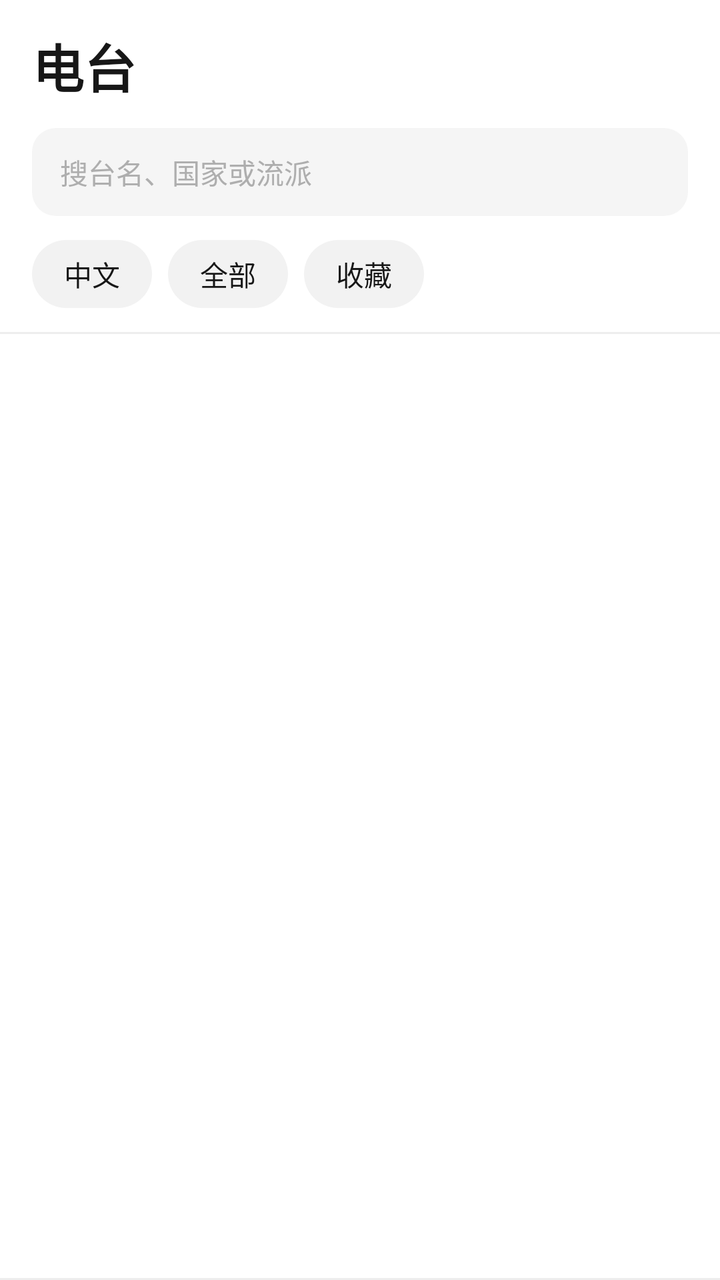
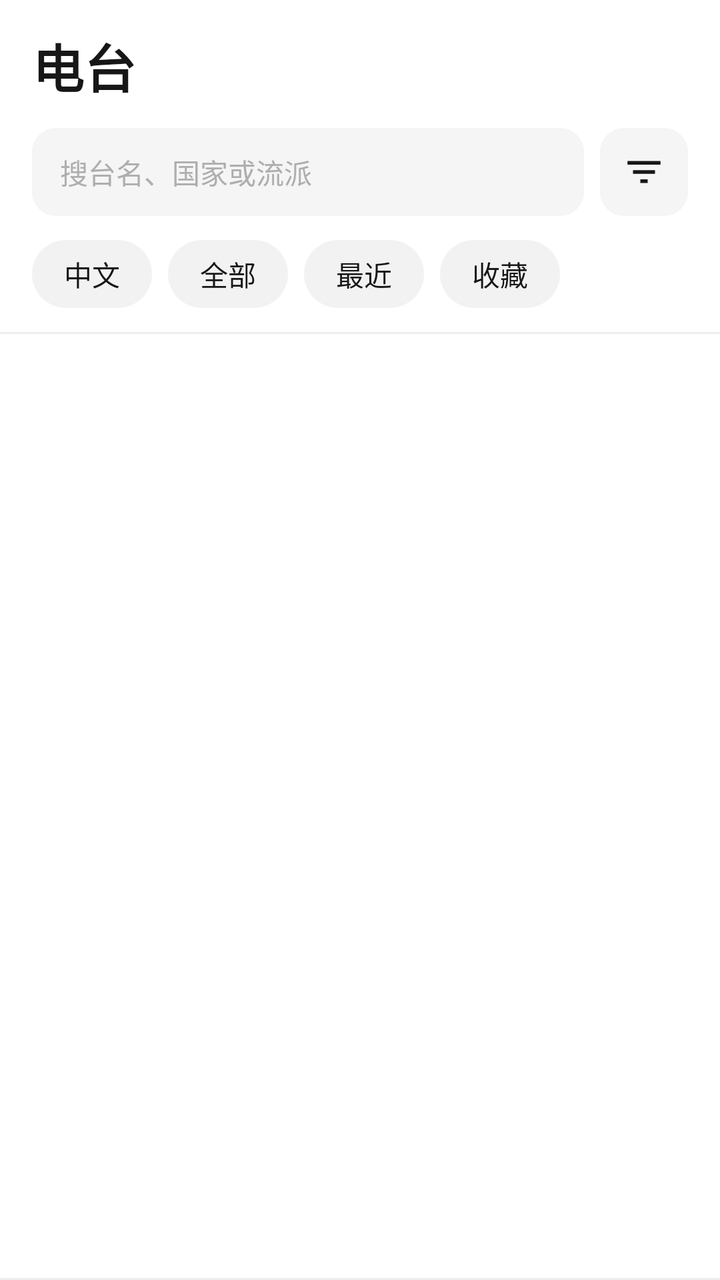

An Android layout rendered at two revisions. The XML below is the earlier revision; the diff shows what the commit changed to produce the second picture.
<!-- AndroidManifest.xml: application theme AppTheme -->
<!-- res/layout/activity_main.xml -->
<?xml version="1.0" encoding="utf-8"?>
<LinearLayout xmlns:android="http://schemas.android.com/apk/res/android"
    android:layout_width="match_parent"
    android:layout_height="match_parent"
    android:orientation="vertical"
    android:background="@color/bg">

    <LinearLayout
        android:layout_width="match_parent"
        android:layout_height="wrap_content"
        android:orientation="vertical"
        android:paddingLeft="16dp"
        android:paddingRight="16dp"
        android:paddingTop="14dp"
        android:paddingBottom="12dp">

        <LinearLayout
            android:layout_width="match_parent"
            android:layout_height="wrap_content"
            android:gravity="bottom"
            android:orientation="horizontal">

            <TextView
                android:layout_width="0dp"
                android:layout_height="wrap_content"
                android:layout_weight="1"
                android:text="@string/title"
                android:textColor="@color/text_primary"
                android:textSize="26sp"
                android:textStyle="bold" />

            <TextView
                android:id="@+id/snapshot"
                android:layout_width="wrap_content"
                android:layout_height="wrap_content"
                android:layout_marginBottom="3dp"
                android:textColor="@color/text_secondary"
                android:textSize="11sp" />
        </LinearLayout>

        <EditText
            android:id="@+id/search"
            android:layout_width="match_parent"
            android:layout_height="44dp"
            android:layout_marginTop="12dp"
            android:background="@drawable/bg_search"
            android:hint="@string/search_hint"
            android:imeOptions="actionSearch"
            android:inputType="text"
            android:maxLines="1"
            android:paddingLeft="14dp"
            android:paddingRight="14dp"
            android:singleLine="true"
            android:textColor="@color/text_primary"
            android:textColorHint="#AEAEAE"
            android:textSize="14sp" />

        <LinearLayout
            android:layout_width="match_parent"
            android:layout_height="wrap_content"
            android:layout_marginTop="12dp"
            android:orientation="horizontal">

            <TextView
                android:id="@+id/tab_zh"
                style="@style/Chip"
                android:text="@string/tab_chinese" />

            <TextView
                android:id="@+id/tab_all"
                style="@style/Chip"
                android:layout_marginLeft="8dp"
                android:text="@string/tab_all" />

            <TextView
                android:id="@+id/tab_fav"
                style="@style/Chip"
                android:layout_marginLeft="8dp"
                android:text="@string/tab_fav" />
        </LinearLayout>
    </LinearLayout>

    <View
        android:layout_width="match_parent"
        android:layout_height="1dp"
        android:background="@color/divider" />

    <FrameLayout
        android:layout_width="match_parent"
        android:layout_height="0dp"
        android:layout_weight="1">

        <ListView
            android:id="@+id/list"
            android:layout_width="match_parent"
            android:layout_height="match_parent"
            android:divider="@color/divider"
            android:dividerHeight="0.5dp"
            android:scrollbarStyle="outsideOverlay" />

        <ProgressBar
            android:id="@+id/progress"
            android:layout_width="32dp"
            android:layout_height="32dp"
            android:layout_gravity="center" />

        <TextView
            android:id="@+id/empty"
            android:layout_width="wrap_content"
            android:layout_height="wrap_content"
            android:layout_gravity="center"
            android:layout_marginLeft="32dp"
            android:layout_marginRight="32dp"
            android:gravity="center"
            android:textColor="@color/text_secondary"
            android:textSize="14sp"
            android:visibility="gone" />
    </FrameLayout>

    <View
        android:layout_width="match_parent"
        android:layout_height="1dp"
        android:background="@color/divider" />

    <LinearLayout
        android:id="@+id/bar"
        android:layout_width="match_parent"
        android:layout_height="wrap_content"
        android:background="@color/bg"
        android:gravity="center_vertical"
        android:orientation="horizontal"
        android:paddingLeft="16dp"
        android:paddingRight="10dp"
        android:paddingTop="10dp"
        android:paddingBottom="10dp"
        android:visibility="gone">

        <LinearLayout
            android:layout_width="0dp"
            android:layout_height="wrap_content"
            android:layout_weight="1"
            android:orientation="vertical">

            <TextView
                android:id="@+id/bar_name"
                android:layout_width="match_parent"
                android:layout_height="wrap_content"
                android:ellipsize="end"
                android:maxLines="1"
                android:textColor="@color/text_primary"
                android:textSize="15sp"
                android:textStyle="bold" />

            <TextView
                android:id="@+id/bar_sub"
                android:layout_width="match_parent"
                android:layout_height="wrap_content"
                android:layout_marginTop="1dp"
                android:ellipsize="end"
                android:maxLines="1"
                android:textColor="@color/text_secondary"
                android:textSize="12sp" />
        </LinearLayout>

        <ImageButton
            android:id="@+id/bar_btn"
            android:layout_width="48dp"
            android:layout_height="48dp"
            android:background="?android:attr/selectableItemBackgroundBorderless"
            android:contentDescription="@string/play"
            android:scaleType="centerInside"
            android:src="@drawable/ic_play" />
    </LinearLayout>
</LinearLayout>
<!-- resources referenced by this layout -->
<resources>
  <color name="bg">#FFFFFF</color>
  <color name="divider">#EDEDED</color>
  <color name="text_primary">#171717</color>
  <color name="text_secondary">#8A8A8A</color>
  <!-- drawable bg_search (drawable) -->
  <?xml version="1.0" encoding="utf-8"?>
  <shape xmlns:android="http://schemas.android.com/apk/res/android" android:shape="rectangle">
      <solid android:color="#F5F5F5" />
      <corners android:radius="12dp" />
  </shape>
  <!-- drawable ic_play (drawable) -->
  <?xml version="1.0" encoding="utf-8"?>
  <vector xmlns:android="http://schemas.android.com/apk/res/android"
      android:width="24dp" android:height="24dp"
      android:viewportWidth="24" android:viewportHeight="24">
      <path android:fillColor="#FFFFFFFF" android:pathData="M8,5v14l11,-7z" />
  </vector>
  <string name="play">播放</string>
  <string name="search_hint">搜台名、国家或流派</string>
  <string name="tab_all">全部</string>
  <string name="tab_chinese">中文</string>
  <string name="tab_fav">收藏</string>
  <string name="title">电台</string>
  <style name="Chip">
          <item name="android:layout_width">wrap_content</item>
          <item name="android:layout_height">34dp</item>
          <item name="android:gravity">center</item>
          <item name="android:paddingLeft">16dp</item>
          <item name="android:paddingRight">16dp</item>
          <item name="android:textSize">14sp</item>
          <item name="android:background">@drawable/bg_chip</item>
          <item name="android:textColor">@color/text_primary</item>
      </style>
  <style name="AppTheme" parent="@android:style/Theme.Material.Light.NoActionBar">
          <item name="android:colorPrimary">@color/primary</item>
          <item name="android:colorPrimaryDark">@color/primary_dark</item>
          <item name="android:colorAccent">@color/primary</item>
          <item name="android:statusBarColor">@color/primary</item>
          <item name="android:navigationBarColor">@color/bg</item>
          <item name="android:windowBackground">@color/bg</item>
          <item name="android:textColorPrimary">@color/text_primary</item>
          <item name="android:textColorSecondary">@color/text_secondary</item>
      </style>
  <!-- drawable bg_chip (drawable) -->
  <?xml version="1.0" encoding="utf-8"?>
  <shape xmlns:android="http://schemas.android.com/apk/res/android" android:shape="rectangle">
      <solid android:color="@color/chip_bg" />
      <corners android:radius="17dp" />
  </shape>
  <color name="primary">#D93B2B</color>
  <color name="primary_dark">#B02C1F</color>
  <color name="chip_bg">#F2F2F2</color>
</resources>

<!-- the commit's change to res/layout/activity_main.xml (unified diff, before → after) -->
@@ -38,46 +38,80 @@
                 android:textSize="11sp" />
         </LinearLayout>
 
-        <EditText
-            android:id="@+id/search"
+        <LinearLayout
             android:layout_width="match_parent"
             android:layout_height="44dp"
             android:layout_marginTop="12dp"
-            android:background="@drawable/bg_search"
-            android:hint="@string/search_hint"
-            android:imeOptions="actionSearch"
-            android:inputType="text"
-            android:maxLines="1"
-            android:paddingLeft="14dp"
-            android:paddingRight="14dp"
-            android:singleLine="true"
-            android:textColor="@color/text_primary"
-            android:textColorHint="#AEAEAE"
-            android:textSize="14sp" />
-
-        <LinearLayout
+            android:descendantFocusability="afterDescendants"
+            android:gravity="center_vertical"
+            android:orientation="horizontal">
+
+            <EditText
+                android:id="@+id/search"
+                android:layout_width="0dp"
+                android:layout_height="44dp"
+                android:layout_weight="1"
+                android:background="@drawable/bg_search"
+                android:hint="@string/search_hint"
+                android:imeOptions="actionSearch"
+                android:inputType="text"
+                android:maxLines="1"
+                android:paddingLeft="14dp"
+                android:paddingRight="14dp"
+                android:singleLine="true"
+                android:textColor="@color/text_primary"
+                android:textColorHint="#AEAEAE"
+                android:textSize="14sp" />
+
+            <ImageButton
+                android:id="@+id/filter"
+                android:layout_width="44dp"
+                android:layout_height="44dp"
+                android:layout_marginLeft="8dp"
+                android:background="@drawable/bg_search"
+                android:contentDescription="筛选"
+                android:padding="11dp"
+                android:scaleType="fitCenter"
+                android:src="@drawable/ic_filter"
+                android:tint="@color/text_primary" />
+        </LinearLayout>
+
+        <HorizontalScrollView
             android:layout_width="match_parent"
             android:layout_height="wrap_content"
             android:layout_marginTop="12dp"
-            android:orientation="horizontal">
-
-            <TextView
-                android:id="@+id/tab_zh"
-                style="@style/Chip"
-                android:text="@string/tab_chinese" />
-
-            <TextView
-                android:id="@+id/tab_all"
-                style="@style/Chip"
-                android:layout_marginLeft="8dp"
-                android:text="@string/tab_all" />
-
-            <TextView
-                android:id="@+id/tab_fav"
-                style="@style/Chip"
-                android:layout_marginLeft="8dp"
-                android:text="@string/tab_fav" />
-        </LinearLayout>
+            android:scrollbars="none">
+
+            <LinearLayout
+                android:layout_width="wrap_content"
+                android:layout_height="wrap_content"
+                android:orientation="horizontal">
+
+                <TextView
+                    android:id="@+id/tab_zh"
+                    style="@style/Chip"
+                    android:text="@string/tab_chinese" />
+
+                <TextView
+                    android:id="@+id/tab_all"
+                    style="@style/Chip"
+                    android:layout_marginLeft="8dp"
+                    android:text="@string/tab_all" />
+
+                <TextView
+                    android:id="@+id/tab_recent"
+                    style="@style/Chip"
+                    android:layout_marginLeft="8dp"
+                    android:text="@string/tab_recent" />
+
+                <TextView
+                    android:id="@+id/tab_fav"
+                    style="@style/Chip"
+                    android:layout_marginLeft="8dp"
+                    android:layout_marginRight="16dp"
+                    android:text="@string/tab_fav" />
+            </LinearLayout>
+        </HorizontalScrollView>
     </LinearLayout>
 
     <View
<!-- resource entries referenced after the edit -->
@@ -10,6 +10,14 @@
       <solid android:color="#F5F5F5" />
       <corners android:radius="12dp" />
   </shape>
+  <!-- drawable ic_filter (drawable) -->
+  <?xml version="1.0" encoding="utf-8"?>
+  <vector xmlns:android="http://schemas.android.com/apk/res/android"
+      android:width="24dp" android:height="24dp"
+      android:viewportWidth="24" android:viewportHeight="24">
+      <path android:fillColor="#FFFFFFFF"
+          android:pathData="M10,18h4v-2h-4v2zM3,6v2h18V6H3zM6,13h12v-2H6v2z" />
+  </vector>
   <!-- drawable ic_play (drawable) -->
   <?xml version="1.0" encoding="utf-8"?>
   <vector xmlns:android="http://schemas.android.com/apk/res/android"
@@ -22,6 +30,7 @@
   <string name="tab_all">全部</string>
   <string name="tab_chinese">中文</string>
   <string name="tab_fav">收藏</string>
+  <string name="tab_recent">最近</string>
   <string name="title">电台</string>
   <style name="Chip">
           <item name="android:layout_width">wrap_content</item>
